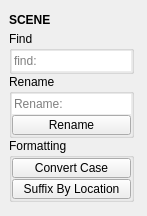
This is tentacle/ui/scene.ui in m3trik/tentacle as Qt 5 draws it before an edit. The edited form follows.
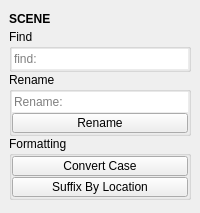
This is the edited form. Custom widgets are drawn as their Qt base class.

```diff
--- a/tentacle/ui/scene.ui
+++ b/tentacle/ui/scene.ui
@@ -9,22 +9,10 @@
    <rect>
     <x>0</x>
     <y>0</y>
-    <width>147</width>
-    <height>216</height>
+    <width>200</width>
+    <height>213</height>
    </rect>
   </property>
-  <property name="minimumSize">
-   <size>
-    <width>0</width>
-    <height>0</height>
-   </size>
-  </property>
-  <property name="maximumSize">
-   <size>
-    <width>999</width>
-    <height>999</height>
-   </size>
-  </property>
   <property name="tabShape">
    <enum>QTabWidget::Triangular</enum>
   </property>
@@ -35,6 +23,12 @@
    <set>QMainWindow::AllowNestedDocks|QMainWindow::AllowTabbedDocks|QMainWindow::AnimatedDocks|QMainWindow::ForceTabbedDocks</set>
   </property>
   <widget class="QWidget" name="central_widget">
+   <property name="minimumSize">
+    <size>
+     <width>200</width>
+     <height>0</height>
+    </size>
+   </property>
    <layout class="QVBoxLayout" name="verticalLayout_2">
     <item>
      <layout class="QVBoxLayout" name="verticalLayout">
@@ -42,17 +36,11 @@
        <number>0</number>
       </property>
       <item>
-       <widget class="DraggableHeader" name="draggableHeader">
+       <widget class="Header" name="header">
         <property name="minimumSize">
          <size>
           <width>0</width>
-          <height>22</height>
-         </size>
-        </property>
-        <property name="maximumSize">
-         <size>
-          <width>125</width>
-          <height>22</height>
+          <height>20</height>
          </size>
         </property>
         <property name="font">
@@ -68,18 +56,6 @@
       </item>
       <item>
        <widget class="QGroupBox" name="groupBox_5">
-        <property name="minimumSize">
-         <size>
-          <width>0</width>
-          <height>0</height>
-         </size>
-        </property>
-        <property name="maximumSize">
-         <size>
-          <width>125</width>
-          <height>999</height>
-         </size>
-        </property>
         <property name="title">
          <string>Find</string>
         </property>
@@ -109,7 +85,7 @@
            </property>
            <property name="maximumSize">
             <size>
-             <width>999</width>
+             <width>16777215</width>
              <height>20</height>
             </size>
            </property>
@@ -132,18 +108,6 @@
       </item>
       <item>
        <widget class="QGroupBox" name="Naming">
-        <property name="minimumSize">
-         <size>
-          <width>125</width>
-          <height>0</height>
-         </size>
-        </property>
-        <property name="maximumSize">
-         <size>
-          <width>125</width>
-          <height>999</height>
-         </size>
-        </property>
         <property name="title">
          <string>Rename</string>
         </property>
@@ -176,7 +140,7 @@
            </property>
            <property name="maximumSize">
             <size>
-             <width>999</width>
+             <width>16777215</width>
              <height>20</height>
             </size>
            </property>
@@ -216,7 +180,7 @@
            </property>
            <property name="maximumSize">
             <size>
-             <width>999</width>
+             <width>16777215</width>
              <height>20</height>
             </size>
            </property>
@@ -239,18 +203,6 @@
       </item>
       <item>
        <widget class="QGroupBox" name="Formatting">
-        <property name="minimumSize">
-         <size>
-          <width>125</width>
-          <height>0</height>
-         </size>
-        </property>
-        <property name="maximumSize">
-         <size>
-          <width>125</width>
-          <height>999</height>
-         </size>
-        </property>
         <property name="title">
          <string>Formatting</string>
         </property>
@@ -283,7 +235,7 @@
            </property>
            <property name="maximumSize">
             <size>
-             <width>999</width>
+             <width>16777215</width>
              <height>20</height>
             </size>
            </property>
@@ -314,7 +266,7 @@
            </property>
            <property name="maximumSize">
             <size>
-             <width>999</width>
+             <width>16777215</width>
              <height>20</height>
             </size>
            </property>
@@ -354,16 +306,16 @@
   </widget>
  </widget>
  <customwidgets>
+  <customwidget>
+   <class>Header</class>
+   <extends>QLabel</extends>
+   <header>uitk.widgets.header.Header.h</header>
+  </customwidget>
   <customwidget>
    <class>PushButton</class>
    <extends>QPushButton</extends>
    <header>widgets.pushbutton.h</header>
   </customwidget>
-  <customwidget>
-   <class>DraggableHeader</class>
-   <extends>QLabel</extends>
-   <header>draggableHeader.h</header>
-  </customwidget>
   <customwidget>
    <class>LineEdit</class>
    <extends>QLineEdit</extends>
```
